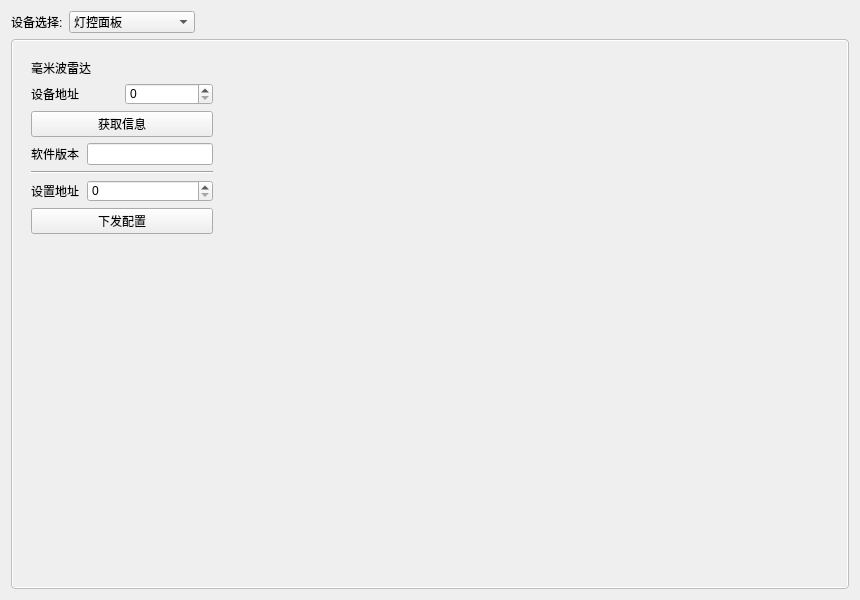
Before: the Qt Designer form Config_Tool/app/app_set_addr.ui in kepler-444b/AODSN_Config_Tool, drawn with Qt 5.
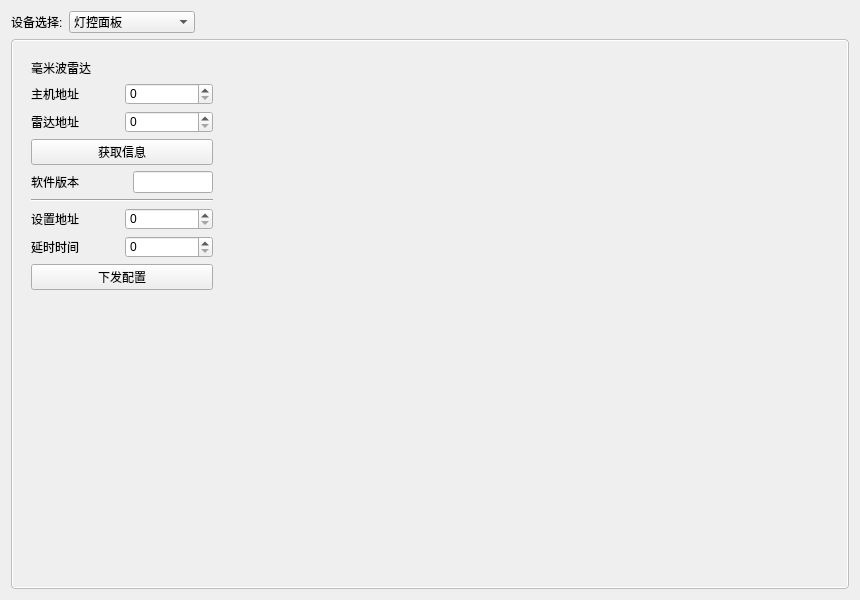
After: the same form once the commit is applied.

```diff
--- a/Config_Tool/app/app_set_addr.ui
+++ b/Config_Tool/app/app_set_addr.ui
@@ -1397,9 +1397,7 @@
            <height>300</height>
           </size>
          </property>
-         <layout class="QGridLayout" name="gridLayout_22">
-          <item row="0" column="0">
-           <layout class="QGridLayout" name="gridLayout_16">
+         <layout class="QGridLayout" name="gridLayout_26">
             <item row="0" column="0">
              <widget class="QLabel" name="label_19">
               <property name="text">
@@ -1408,6 +1406,42 @@
              </widget>
             </item>
             <item row="1" column="0">
+           <layout class="QGridLayout" name="gridLayout_16">
+            <item row="0" column="0">
+             <widget class="QLabel" name="label_27">
+              <property name="minimumSize">
+               <size>
+                <width>0</width>
+                <height>0</height>
+               </size>
+              </property>
+              <property name="maximumSize">
+               <size>
+                <width>16777215</width>
+                <height>16777215</height>
+               </size>
+              </property>
+              <property name="text">
+               <string>主机地址</string>
+              </property>
+             </widget>
+            </item>
+            <item row="0" column="1">
+             <widget class="QSpinBox" name="auto_light">
+              <property name="maximumSize">
+               <size>
+                <width>16777215</width>
+                <height>22</height>
+               </size>
+              </property>
+              <property name="maximum">
+               <number>7</number>
+              </property>
+             </widget>
+            </item>
+           </layout>
+          </item>
+          <item row="2" column="0">
              <layout class="QGridLayout" name="gridLayout_11">
               <item row="0" column="0">
                <widget class="QLabel" name="label_20">
@@ -1424,7 +1458,7 @@
                  </size>
                 </property>
                 <property name="text">
-                 <string>设备地址</string>
+               <string>雷达地址</string>
                 </property>
                </widget>
               </item>
@@ -1443,14 +1477,14 @@
               </item>
              </layout>
             </item>
-            <item row="2" column="0">
+          <item row="3" column="0">
              <widget class="QPushButton" name="get_radar_info">
               <property name="text">
                <string>获取信息</string>
               </property>
              </widget>
             </item>
-            <item row="3" column="0">
+          <item row="4" column="0">
              <layout class="QGridLayout" name="gridLayout_14">
               <item row="0" column="0">
                <widget class="QLabel" name="label_21">
@@ -1475,7 +1509,7 @@
                <widget class="QLineEdit" name="mmw_ver">
                 <property name="maximumSize">
                  <size>
-                  <width>16777215</width>
+                <width>80</width>
                   <height>16777215</height>
                  </size>
                 </property>
@@ -1483,26 +1517,26 @@
               </item>
              </layout>
             </item>
-            <item row="4" column="0">
+          <item row="5" column="0">
              <widget class="Line" name="line_3">
               <property name="orientation">
                <enum>Qt::Orientation::Horizontal</enum>
               </property>
              </widget>
             </item>
-            <item row="5" column="0">
+          <item row="6" column="0">
              <layout class="QGridLayout" name="gridLayout_13">
               <item row="0" column="0">
                <widget class="QLabel" name="label_22">
                 <property name="minimumSize">
                  <size>
-                  <width>50</width>
+                <width>0</width>
                   <height>0</height>
                  </size>
                 </property>
                 <property name="maximumSize">
                  <size>
-                  <width>50</width>
+                <width>16777215</width>
                   <height>16777215</height>
                  </size>
                 </property>
@@ -1526,16 +1560,50 @@
               </item>
              </layout>
             </item>
-            <item row="6" column="0">
+          <item row="7" column="0">
+           <layout class="QGridLayout" name="gridLayout_22">
+            <item row="0" column="0">
+             <widget class="QLabel" name="label_28">
+              <property name="minimumSize">
+               <size>
+                <width>0</width>
+                <height>0</height>
+               </size>
+              </property>
+              <property name="maximumSize">
+               <size>
+                <width>16777215</width>
+                <height>16777215</height>
+               </size>
+              </property>
+              <property name="text">
+               <string>延时时间</string>
+              </property>
+             </widget>
+            </item>
+            <item row="0" column="1">
+             <widget class="QSpinBox" name="delay_time">
+              <property name="maximumSize">
+               <size>
+                <width>16777215</width>
+                <height>22</height>
+               </size>
+              </property>
+              <property name="maximum">
+               <number>7</number>
+              </property>
+             </widget>
+            </item>
+           </layout>
+          </item>
+          <item row="8" column="0">
              <widget class="QPushButton" name="set_radar_info">
               <property name="text">
                <string>下发配置</string>
               </property>
              </widget>
             </item>
-           </layout>
-          </item>
-          <item row="1" column="0">
+          <item row="9" column="0">
            <spacer name="verticalSpacer_5">
             <property name="orientation">
              <enum>Qt::Orientation::Vertical</enum>
```
Left out of the diff: 70 changed lines with no effect on the pictures. Lines whose indentation alone changed are shown as unchanged.
